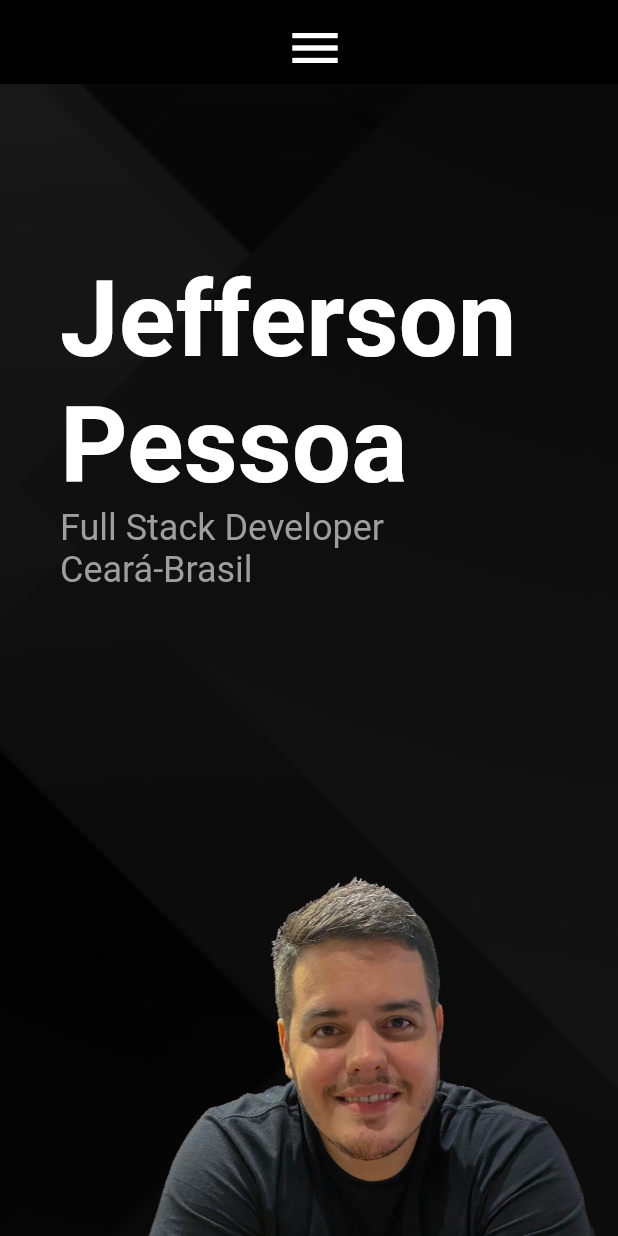
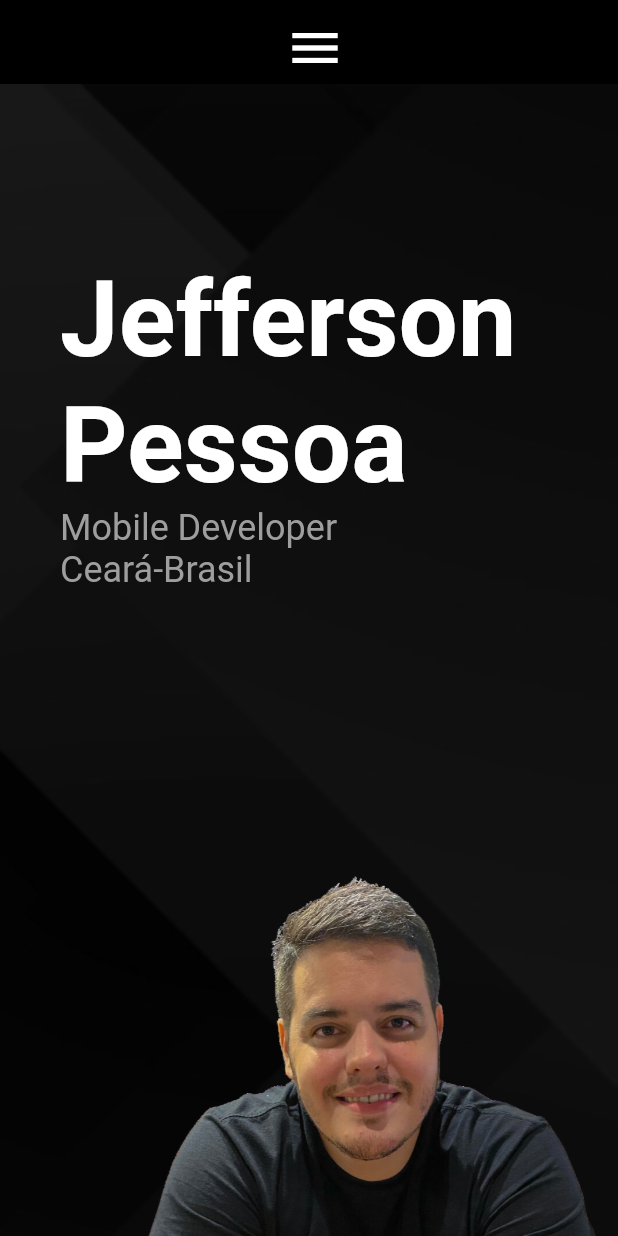
Before and after one commit to jeffersonkako/site_pessoal, a Flutter app: the screen it shows after launch, on a phone screen of 412 x 824 dp. Run offline on Flutter 3.47's test engine with Material 2 defaults, Android fonts, the phone set to English and light mode, and no system bars; missing offline and left inert: dart:html.

Commit message:
fix: :zap: mobile

```diff
--- a/lib/sections/about/about_section.dart
+++ b/lib/sections/about/about_section.dart
@@ -28,7 +28,7 @@ class AboutSection extends StatelessWidget {
                   const Expanded(
                     child: AboutSectionText(
                       text:
-                          "» Desenvolvedor full stack com experiência em desenvolvimento de aplicações web e mobile.\n» Atualmente trabalhando com Dart e Flutter, porem tenho experiência em JavaScript, ReactJS, NextJs, NodeJS, Tailwind, entre outras tecnologias. \n» Minhas principais ferramentas de trabalho são VS Code, Figma, Git, GitHub, Docker e Insomnia. \n» Tenho experiência em GitFlow e em metodologias ágeis, como Scrum e Kanban. \n» Sou apaixonado por tecnologia, em um processo de transição de carreira, estou sempre buscando aprender novas tecnologias e aprimorar meus conhecimentos.",
+                          "» Desenvolvedor full stack com experiência em desenvolvimento de aplicações web e mobile.\n» Atualmente trabalhando na area mobile com Dart e Flutter, porem tenho experiência em JavaScript, ReactJS, NextJs, NodeJS, Tailwind, entre outras tecnologias. \n» Minhas principais ferramentas de trabalho são VS Code, Figma, Git, GitHub, Docker e Insomnia. \n» Tenho experiência em GitFlow e em metodologias ágeis, como Scrum e Kanban. \n» Sou apaixonado por tecnologia, em um processo de transição de carreira, estou sempre buscando aprender novas tecnologias e aprimorar meus conhecimentos.",
                     ),
                   ),
                 ],
--- a/lib/sections/topSection/components/glass_content.dart
+++ b/lib/sections/topSection/components/glass_content.dart
@@ -36,7 +36,7 @@ class GlassContent extends StatelessWidget {
               ),
             ),
             Text(
-              "Full Stack Developer",
+              "Mobile Developer",
               style: Theme.of(context)
                   .textTheme
                   .headlineSmall!
```
